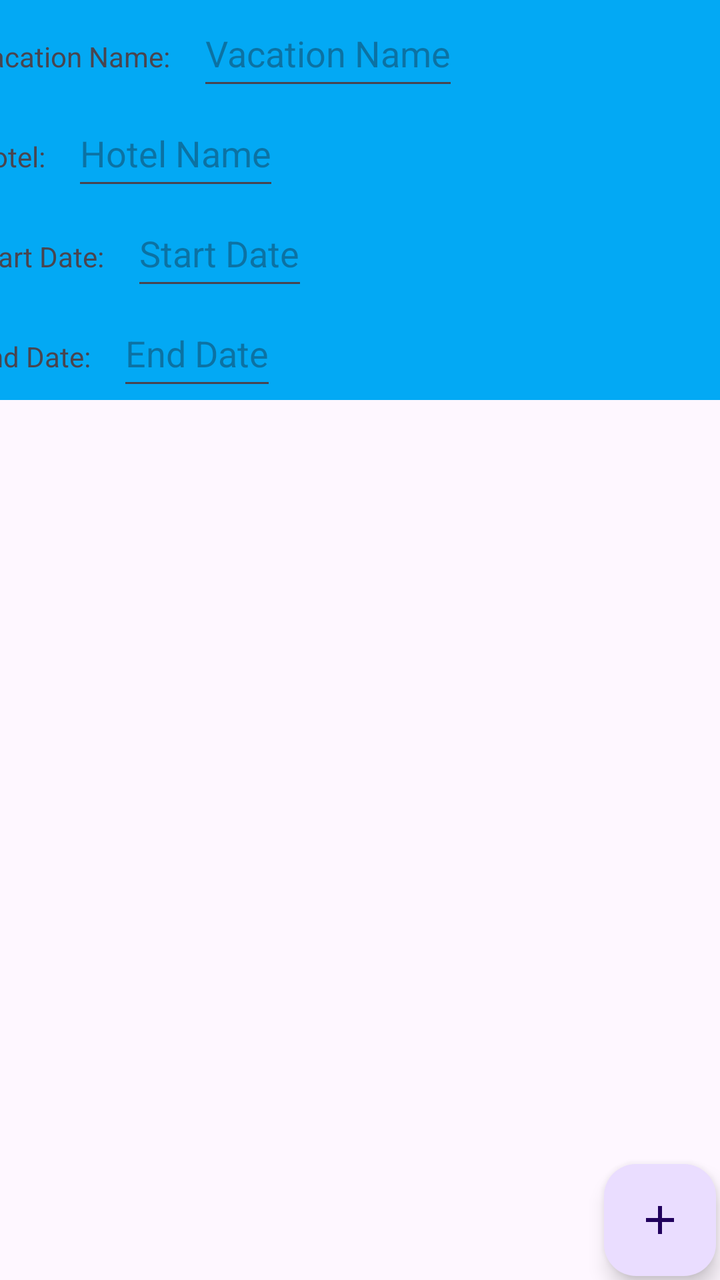
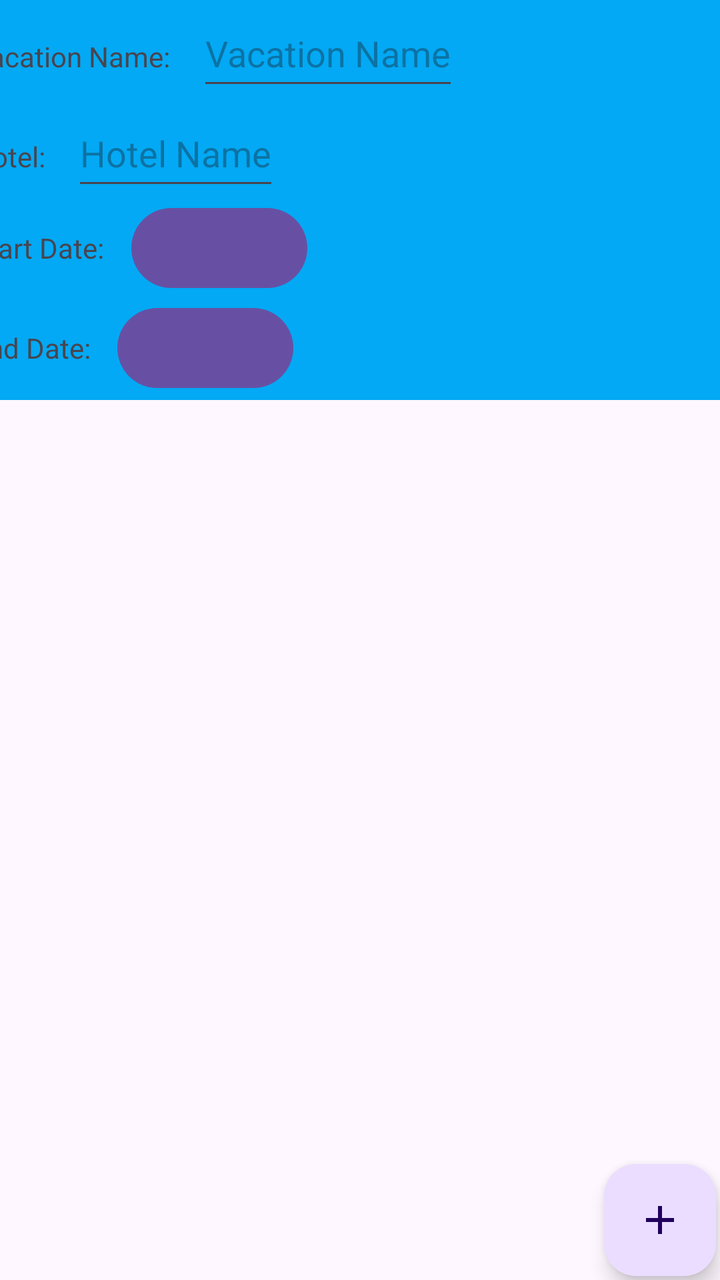

Two renders of the same Android screen: before a commit and after it. Below are the layout's source before the change and the commit's diff.
<!-- AndroidManifest.xml: application theme Theme.D308VacationPlanner -->
<!-- res/layout/activity_vacation_details.xml -->
<?xml version="1.0" encoding="utf-8"?>
<androidx.constraintlayout.widget.ConstraintLayout xmlns:android="http://schemas.android.com/apk/res/android"
    xmlns:app="http://schemas.android.com/apk/res-auto"
    xmlns:tools="http://schemas.android.com/tools"
    android:id="@+id/main"
    android:layout_width="match_parent"
    android:layout_height="match_parent"
    tools:context=".UI.VacationDetails">

    <ScrollView
        android:id="@+id/scrollView2"
        android:layout_width="409dp"
        android:layout_height="200dp"
        android:background="#03A9F4"
        app:layout_constraintTop_toTopOf="parent"
        app:layout_constraintLeft_toLeftOf="parent"
        app:layout_constraintRight_toRightOf="parent">

        <LinearLayout
            android:layout_width="match_parent"
            android:layout_height="wrap_content"
            android:orientation="vertical">

            <LinearLayout
                android:layout_width="wrap_content"
                android:layout_height="wrap_content"
                android:orientation="horizontal">

                <TextView
                    android:layout_width="wrap_content"
                    android:layout_height="50dp"
                    android:padding="10dp"
                    android:text="Vacation Name: " />

                <EditText
                    android:id="@+id/vacationName"
                    android:layout_width="wrap_content"
                    android:layout_height="50dp"
                    android:hint="Vacation Name" />

            </LinearLayout>

            <LinearLayout
                android:layout_width="wrap_content"
                android:layout_height="wrap_content"
                android:orientation="horizontal">

                <TextView
                    android:layout_width="wrap_content"
                    android:layout_height="50dp"
                    android:padding="10dp"
                    android:text="Hotel: " />

                <EditText
                    android:id="@+id/hotelName"
                    android:layout_width="wrap_content"
                    android:layout_height="50dp"
                    android:hint="Hotel Name" />

            </LinearLayout>

            <LinearLayout
                android:layout_width="wrap_content"
                android:layout_height="wrap_content"
                android:orientation="horizontal">

                <TextView
                    android:layout_width="wrap_content"
                    android:layout_height="50dp"
                    android:padding="10dp"
                    android:text="Start Date: " />

                <EditText
                    android:id="@+id/startDate"
                    android:layout_width="wrap_content"
                    android:layout_height="50dp"
                    android:hint="Start Date" />

            </LinearLayout>

            <LinearLayout
                android:layout_width="wrap_content"
                android:layout_height="wrap_content"
                android:orientation="horizontal">

                <TextView
                    android:layout_width="wrap_content"
                    android:layout_height="50dp"
                    android:padding="10dp"
                    android:text="End Date: " />

                <EditText
                    android:id="@+id/endDate"
                    android:layout_width="wrap_content"
                    android:layout_height="50dp"
                    android:hint="End Date" />

            </LinearLayout>


        </LinearLayout>
    </ScrollView>

    <com.google.android.material.floatingactionbutton.FloatingActionButton
        android:id="@+id/floatingActionButton2"
        android:layout_width="wrap_content"
        android:layout_height="wrap_content"
        android:clickable="true"
        android:layout_margin="2dp"
        app:layout_constraintBottom_toBottomOf="parent"
        app:layout_constraintEnd_toEndOf="parent"
        app:srcCompat="@drawable/add_symbol" />

    <androidx.recyclerview.widget.RecyclerView
        android:id="@+id/excursionRecyclerView"
        android:layout_width="409dp"
        android:layout_height="472dp"
        tools:layout_editor_absoluteX="1dp"
        tools:layout_editor_absoluteY="201dp"
        app:layout_constraintTop_toBottomOf="@id/scrollView2"
        app:layout_constraintLeft_toLeftOf="parent"/>

</androidx.constraintlayout.widget.ConstraintLayout>
<!-- resources referenced by this layout -->
<resources>
  <!-- drawable add_symbol (drawable) -->
  <vector xmlns:android="http://schemas.android.com/apk/res/android" android:height="24dp" android:tint="#000000" android:viewportHeight="960" android:viewportWidth="960" android:width="24dp">
        
      <path android:fillColor="@android:color/white" android:pathData="M440,520L200,520L200,440L440,440L440,200L520,200L520,440L760,440L760,520L520,520L520,760L440,760L440,520Z"/>
      
  </vector>
  <style name="Theme.D308VacationPlanner" parent="Base.Theme.D308VacationPlanner" />
  <style name="Base.Theme.D308VacationPlanner" parent="Theme.Material3.DayNight">
          
          
      </style>
</resources>

<!-- the commit's change to res/layout/activity_vacation_details.xml (unified diff, before → after) -->
@@ -70,11 +70,11 @@
                     android:padding="10dp"
                     android:text="Start Date: " />
 
-                <EditText
+                <Button
                     android:id="@+id/startDate"
-                    android:layout_width="wrap_content"
-                    android:layout_height="50dp"
-                    android:hint="Start Date" />
+                    android:layout_width="match_parent"
+                    android:layout_height="wrap_content">
+                </Button>
 
             </LinearLayout>
 
@@ -89,11 +89,11 @@
                     android:padding="10dp"
                     android:text="End Date: " />
 
-                <EditText
+                <Button
                     android:id="@+id/endDate"
-                    android:layout_width="wrap_content"
-                    android:layout_height="50dp"
-                    android:hint="End Date" />
+                    android:layout_width="match_parent"
+                    android:layout_height="wrap_content">
+                </Button>
 
             </LinearLayout>
 
@@ -115,7 +115,9 @@
         android:id="@+id/excursionRecyclerView"
         android:layout_width="409dp"
         android:layout_height="472dp"
-        tools:layout_editor_absoluteX="1dp"
+        android:paddingLeft="10dp"
+        android:paddingTop="15dp"
+        tools:layout_editor_absoluteX="2dp"
         tools:layout_editor_absoluteY="201dp"
         app:layout_constraintTop_toBottomOf="@id/scrollView2"
         app:layout_constraintLeft_toLeftOf="parent"/>
